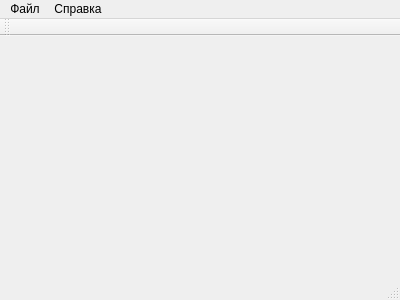
This is mainwindow.ui in vinni-au/nya-cats as Qt 5 draws it before an edit. The edited form follows.
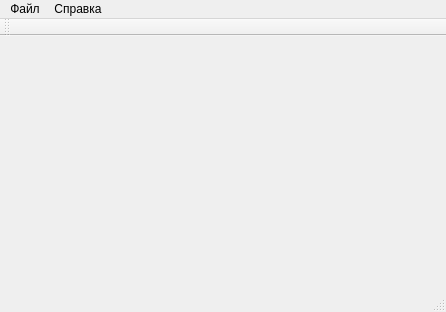
This is the edited form.

Diff of the .ui file:
```diff
--- a/mainwindow.ui
+++ b/mainwindow.ui
@@ -6,8 +6,8 @@
    <rect>
     <x>0</x>
     <y>0</y>
-    <width>400</width>
-    <height>300</height>
+    <width>446</width>
+    <height>312</height>
    </rect>
   </property>
   <property name="windowTitle">
@@ -19,8 +19,8 @@
     <rect>
      <x>0</x>
      <y>0</y>
-     <width>400</width>
-     <height>22</height>
+     <width>446</width>
+     <height>21</height>
     </rect>
    </property>
    <widget class="QMenu" name="menu">
```
